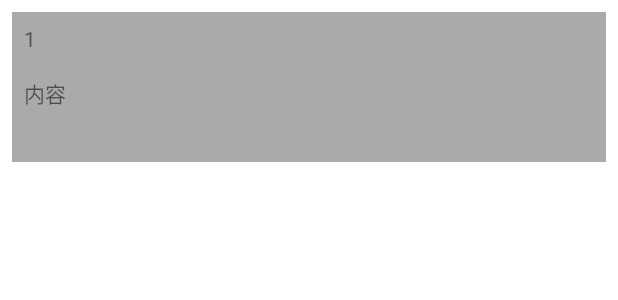
After one commit to YoYoLikesCiCi/AndroidOnlineShop, an Android app: the layout special_functions_item.xml on its own in the app's theme, with its tools: preview values and no code run, on a phone screen of 412 x 824 dp. The commit adds this screen. Shown: the top 300 px of the screen. Run offline under Robolectric (Android 15) with nearby library versions, the phone set to English and light mode, and no system bars.

```diff
--- a/Login/build.gradle
+++ b/Login/build.gradle
@@ -5,7 +5,7 @@ buildscript {
         jcenter()
     }
     dependencies {
-        classpath "com.android.tools.build:gradle:4.1.0"
+        classpath 'com.android.tools.build:gradle:4.1.1'
 
         // NOTE: Do not place your application dependencies here; they belong
         // in the individual module build.gradle files
--- a/OnlineShopv2/app/build.gradle
+++ b/OnlineShopv2/app/build.gradle
@@ -45,4 +45,7 @@ dependencies {
     androidTestImplementation 'androidx.test.espresso:espresso-core:3.3.0'
     implementation("com.squareup.okhttp3:okhttp:4.9.0")
     implementation 'com.google.code.gson:gson:2.8.6'
+
+    implementation 'com.github.bumptech.glide:glide:4.11.0'
+    annotationProcessor 'com.github.bumptech.glide:compiler:4.11.0'
 }
--- a/OnlineShopv2/app/src/main/java/com/example/onlineshop_v2/MainActivity.java
+++ b/OnlineShopv2/app/src/main/java/com/example/onlineshop_v2/MainActivity.java
@@ -2,6 +2,7 @@ package com.example.onlineshop_v2;
 
 import android.os.Bundle;
 
+import com.bumptech.glide.Glide;
 import com.google.android.material.bottomnavigation.BottomNavigationView;
 
 import androidx.appcompat.app.AppCompatActivity;
@@ -19,6 +20,8 @@ public class MainActivity extends AppCompatActivity {
         BottomNavigationView navView = findViewById(R.id.nav_view);   //这是activity_main里的底部导航栏
         // Passing each menu ID as a set of Ids because each
         // menu should be considered as top level destinations.
+
+
         AppBarConfiguration appBarConfiguration = new AppBarConfiguration.Builder(R.id.navigation_homepage,R.id.navigation_shoppingcart,
                 R.id.navigation_labelbook,R.id.navigation_specialfunctions,R.id.navigation_personprofile)
                 .build();
--- a/OnlineShopv2/app/src/main/java/com/example/onlineshop_v2/ui/specialfunctions/SpecialFunctionAdapter.java
+++ /dev/null
@@ -1,6 +0,0 @@
-package com.example.onlineshop_v2.ui.specialfunctions;
-
-import androidx.annotation.NonNull;
-import androidx.recyclerview.widget.RecyclerView;
-
-import java.util.List;
--- /dev/null
+++ b/OnlineShopv2/app/src/main/res/layout/special_functions_item.xml
@@ -0,0 +1,30 @@
+<?xml version="1.0" encoding="utf-8"?>
+<LinearLayout xmlns:android="http://schemas.android.com/apk/res/android"
+    xmlns:tools="http://schemas.android.com/tools"
+    android:layout_width="match_parent"
+    android:layout_height="100dp"
+    android:layout_margin="8dp"
+    android:background="@android:color/darker_gray"
+    android:orientation="vertical">
+
+    <TextView
+        android:id="@+id/item_goods_name"
+        android:layout_width="wrap_content"
+        android:layout_height="wrap_content"
+        android:layout_margin="8dp"
+        tools:text="1" />
+
+    <TextView
+        android:id="@+id/item_goods_price"
+        android:layout_width="wrap_content"
+        android:layout_height="wrap_content"
+        android:layout_margin="8dp"
+        tools:text="内容" />
+
+    <ImageView
+        android:layout_width="wrap_content"
+        android:layout_height="wrap_content"
+
+        android:id="@+id/item_goods_img" />
+
+</LinearLayout>
```
Also changed, not shown: OnlineShopv2/app/src/main/java/com/example/onlineshop_v2/ui/specialfunctions/GoodsEntity.java (added, +60 -0 lines), OnlineShopv2/app/src/main/java/com/example/onlineshop_v2/ui/specialfunctions/SpecialBook.java (deleted, +0 -9 lines), OnlineShopv2/app/src/main/java/com/example/onlineshop_v2/ui/specialfunctions/SpecialFunctions.java (+53 -27 lines), OnlineShopv2/app/src/main/java/com/example/onlineshop_v2/ui/specialfunctions/SpecialFunctionsAdapter.java (added, +96 -0 lines), OnlineShopv2/app/src/main/res/layout/fragment_special_functions.xml (+11 -10 lines), OnlineShopv2/app/src/main/res/res_homepage/homepage_charger.png (deleted).
